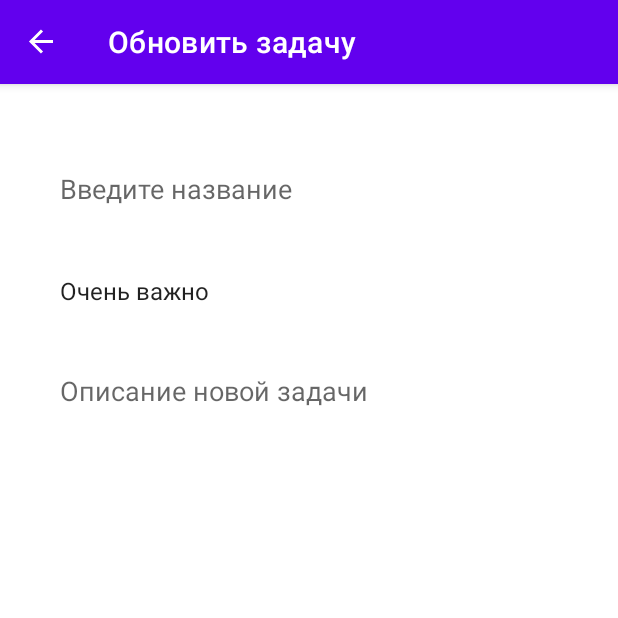
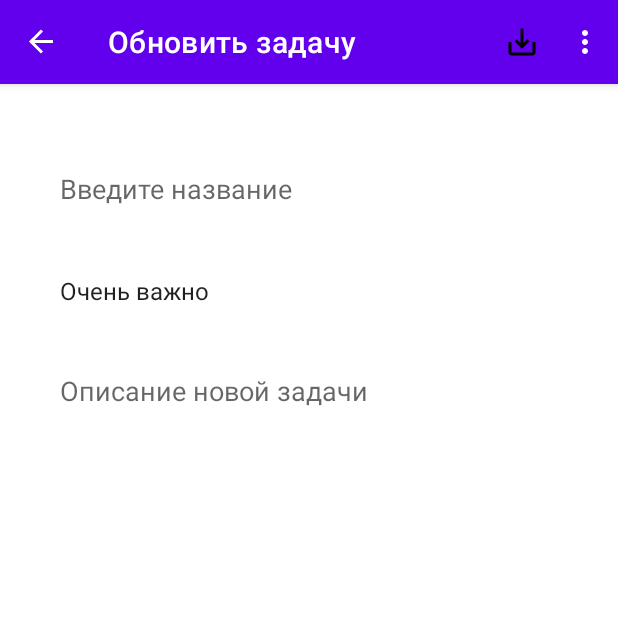
Before and after one commit to MisterEdinson/Reminder, an Android app: the UpdateFragment screen opened through its navigation route, on a phone screen of 412 x 824 dp, the top half of it. Run offline under Robolectric (Android 15) with nearby library versions, the phone set to English and light mode, and no system bars; our stand-ins replace navigation-ui.

Commit message:
add 2 menu fragment
update
add

```diff
--- a/app/src/main/java/com/example/reminder/screens/update/UpdateFragment.kt
+++ b/app/src/main/java/com/example/reminder/screens/update/UpdateFragment.kt
@@ -1,10 +1,8 @@
 package com.example.reminder.screens.update
 
 import android.os.Bundle
+import android.view.*
 import androidx.fragment.app.Fragment
-import android.view.LayoutInflater
-import android.view.View
-import android.view.ViewGroup
 import com.example.reminder.R
 
 
@@ -14,7 +12,12 @@ class UpdateFragment : Fragment() {
         inflater: LayoutInflater, container: ViewGroup?,
         savedInstanceState: Bundle?
     ): View? {
+        setHasOptionsMenu(true)
         // Inflate the layout for this fragment
         return inflater.inflate(R.layout.fragment_update, container, false)
     }
+
+    override fun onCreateOptionsMenu(menu: Menu, inflater: MenuInflater) {
+        inflater.inflate(R.menu.update_menu,menu)
+    }
 }
--- /dev/null
+++ b/app/src/main/res/drawable/ic_check.xml
@@ -0,0 +1,5 @@
+<vector android:height="24dp" android:tint="#000000"
+    android:viewportHeight="24" android:viewportWidth="24"
+    android:width="24dp" xmlns:android="http://schemas.android.com/apk/res/android">
+    <path android:fillColor="@android:color/white" android:pathData="M9,16.17L4.83,12l-1.42,1.41L9,19 21,7l-1.41,-1.41z"/>
+</vector>
--- /dev/null
+++ b/app/src/main/res/drawable/ic_del.xml
@@ -0,0 +1,5 @@
+<vector android:height="24dp" android:tint="#000000"
+    android:viewportHeight="24" android:viewportWidth="24"
+    android:width="24dp" xmlns:android="http://schemas.android.com/apk/res/android">
+    <path android:fillColor="@android:color/white" android:pathData="M6,19c0,1.1 0.9,2 2,2h8c1.1,0 2,-0.9 2,-2V7H6v12zM19,4h-3.5l-1,-1h-5l-1,1H5v2h14V4z"/>
+</vector>
--- /dev/null
+++ b/app/src/main/res/drawable/ic_save.xml
@@ -0,0 +1,5 @@
+<vector android:height="24dp" android:tint="#000000"
+    android:viewportHeight="24" android:viewportWidth="24"
+    android:width="24dp" xmlns:android="http://schemas.android.com/apk/res/android">
+    <path android:fillColor="@android:color/white" android:pathData="M19,12v7L5,19v-7L3,12v7c0,1.1 0.9,2 2,2h14c1.1,0 2,-0.9 2,-2v-7h-2zM13,12.67l2.59,-2.58L17,11.5l-5,5 -5,-5 1.41,-1.41L11,12.67L11,3h2z"/>
+</vector>
--- a/app/src/main/res/menu/list_menu.xml
+++ b/app/src/main/res/menu/list_menu.xml
@@ -15,10 +15,10 @@
             <menu>
                 <item
                     android:id="@+id/menu_priority_high"
-                    android:title="Самое важное"/>
+                    android:title="Сначала важное"/>
                 <item
                     android:id="@+id/menu_priority_down"
-                    android:title="Самое неважное"/>
+                    android:title="Сначала неважное"/>
             </menu>
         </item>
     </group>
--- /dev/null
+++ b/app/src/main/res/menu/update_menu.xml
@@ -0,0 +1,16 @@
+<?xml version="1.0" encoding="utf-8"?>
+<menu xmlns:android="http://schemas.android.com/apk/res/android"
+    xmlns:app="http://schemas.android.com/apk/res-auto">
+    <item
+        android:id="@+id/menu_update"
+        android:title="Сохранить"
+        android:icon="@drawable/ic_save"
+        android:iconTint="@color/white"
+        app:showAsAction="ifRoom"/>
+    <item
+        android:id="@+id/menu_del"
+        android:title="Удалить"
+        android:icon="@drawable/ic_del"
+        android:iconTint="@color/white"
+        app:showAsAction="never"/>
+</menu>
```
Also changed, not shown: app/src/main/java/com/example/reminder/screens/add/AddFragment.kt (+7 -3 lines), app/src/main/res/menu/add_menu.xml (added, +11 -0 lines).
